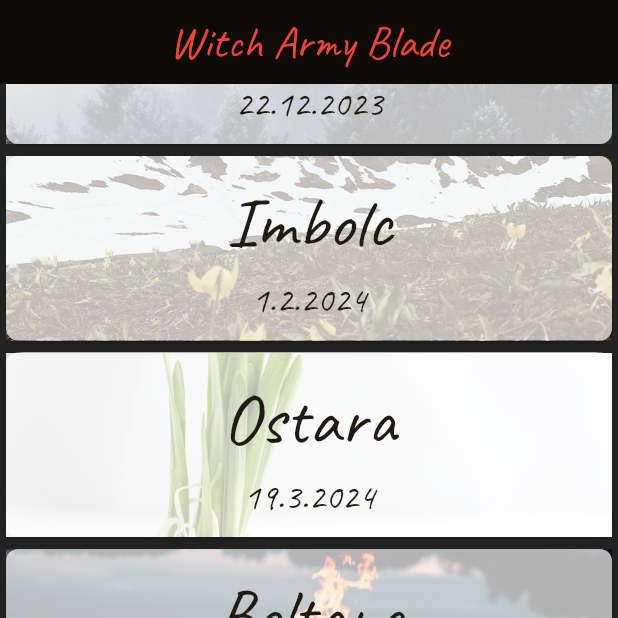
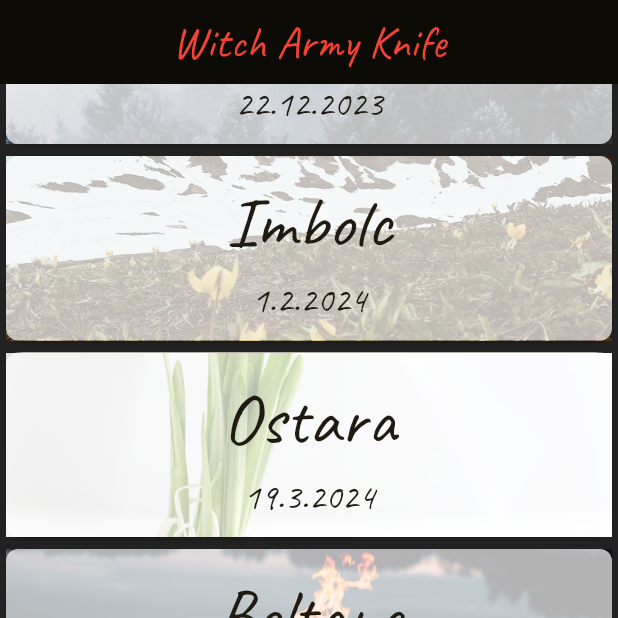
Before and after one commit to Celssi/wheel-of-the-year, a Flutter app: the screen it shows after launch, item 2 of the bottom bar chosen, scrolled down 349 dp, on a phone screen of 412 x 824 dp, the top half of it. Run offline on Flutter 3.47's test engine with Material 2 defaults, Android fonts, the light colour scheme and no system bars; our stand-ins replace flutter_mobx, freezed_annotation, mobx; generated files the repository leaves out were written again; Roboto replaces fonts that are missing (roboto).

Commit message:
Rename project

```diff
--- a/lib/api/text_api.dart
+++ b/lib/api/text_api.dart
@@ -2,7 +2,7 @@ import 'dart:convert';
 
 import 'package:flutter/material.dart';
 import 'package:http/http.dart' as http;
-import 'package:witch_army_blade/models/sabbat_text.dart';
+import 'package:witch_army_knife/models/sabbat_text.dart';
 
 class TextApi {
   Future<SabbatText> getText(String name) async {
--- a/lib/main.dart
+++ b/lib/main.dart
@@ -1,8 +1,8 @@
 import 'package:flutter/material.dart';
-import 'package:witch_army_blade/api/text_api.dart';
-import 'package:witch_army_blade/pages/home.dart';
-import 'package:witch_army_blade/stores/navigation_store.dart';
-import 'package:witch_army_blade/stores/sabbat_store.dart';
+import 'package:witch_army_knife/api/text_api.dart';
+import 'package:witch_army_knife/pages/home.dart';
+import 'package:witch_army_knife/stores/navigation_store.dart';
+import 'package:witch_army_knife/stores/sabbat_store.dart';
 
 final NavigationStore navigationStore = NavigationStore();
 final SabbatStore sabbatStore = SabbatStore();
@@ -43,7 +43,7 @@ class _MyAppState extends State<MyApp> {
   @override
   Widget build(BuildContext context) {
     return MaterialApp(
-        title: 'Witch Army Blade',
+        title: 'Witch Army Knife',
         theme: ThemeData(
           colorScheme: ColorScheme.fromSeed(seedColor: Colors.amber),
           useMaterial3: true,
--- a/lib/moon_phase/moon_painter.dart
+++ b/lib/moon_phase/moon_painter.dart
@@ -1,7 +1,7 @@
 import 'dart:math';
 
 import 'package:flutter/material.dart';
-import 'package:witch_army_blade/moon_phase/moon_phase.dart';
+import 'package:witch_army_knife/moon_phase/moon_phase.dart';
 
 class MoonPainter extends CustomPainter {
   MoonPainter({required this.moonWidget});
--- a/lib/moon_phase/moon_widget.dart
+++ b/lib/moon_phase/moon_widget.dart
@@ -1,5 +1,5 @@
 import 'package:flutter/material.dart';
-import 'package:witch_army_blade/moon_phase/moon_painter.dart';
+import 'package:witch_army_knife/moon_phase/moon_painter.dart';
 
 class MoonWidget extends StatelessWidget {
   const MoonWidget({
--- a/lib/pages/home.dart
+++ b/lib/pages/home.dart
@@ -1,9 +1,9 @@
 import 'package:flutter/material.dart';
 import 'package:flutter_mobx/flutter_mobx.dart';
-import 'package:witch_army_blade/main.dart';
-import 'package:witch_army_blade/widgets/home/home_display.dart';
-import 'package:witch_army_blade/widgets/navigation/bottom_navigation.dart';
-import 'package:witch_army_blade/widgets/sabbat_list/sabbat_list.dart';
+import 'package:witch_army_knife/main.dart';
+import 'package:witch_army_knife/widgets/home/home_display.dart';
+import 'package:witch_army_knife/widgets/navigation/bottom_navigation.dart';
+import 'package:witch_army_knife/widgets/sabbat_list/sabbat_list.dart';
 
 class HomePage extends StatelessWidget {
   const HomePage({super.key});
@@ -15,7 +15,7 @@ class HomePage extends StatelessWidget {
         appBar: AppBar(
           centerTitle: true,
           backgroundColor: Colors.black87,
-          title: const Text('Witch Army Blade',
+          title: const Text('Witch Army Knife',
               style: TextStyle(color: Colors.red, fontSize: 30)),
         ),
         body: Observer(
--- a/lib/pages/sabbat_single.dart
+++ b/lib/pages/sabbat_single.dart
@@ -1,8 +1,8 @@
 import 'package:flutter/material.dart';
 import 'package:flutter_mobx/flutter_mobx.dart';
-import 'package:witch_army_blade/main.dart';
-import 'package:witch_army_blade/models/sabbat.dart';
-import 'package:witch_army_blade/widgets/others/spinner.dart';
+import 'package:witch_army_knife/main.dart';
+import 'package:witch_army_knife/models/sabbat.dart';
+import 'package:witch_army_knife/widgets/others/spinner.dart';
 
 class SabbatSingle extends StatefulWidget {
   const SabbatSingle({
@@ -33,7 +33,7 @@ class _SabbatSingleState extends State<SabbatSingle> {
         iconTheme: const IconThemeData(
           color: Colors.red,
         ),
-        title: const Text('Witch Army Blade',
+        title: const Text('Witch Army Knife',
             style: TextStyle(color: Colors.red, fontSize: 30)),
       ),
       body: Hero(
--- a/lib/widgets/home/home_display.dart
+++ b/lib/widgets/home/home_display.dart
@@ -1,8 +1,8 @@
 import 'package:flutter/material.dart';
 import 'package:flutter_mobx/flutter_mobx.dart';
-import 'package:witch_army_blade/main.dart';
-import 'package:witch_army_blade/widgets/home/moon_card.dart';
-import 'package:witch_army_blade/widgets/home/sabbat_card.dart';
+import 'package:witch_army_knife/main.dart';
+import 'package:witch_army_knife/widgets/home/moon_card.dart';
+import 'package:witch_army_knife/widgets/home/sabbat_card.dart';
 
 class HomeDisplay extends StatelessWidget {
   const HomeDisplay({super.key});
--- a/lib/widgets/home/moon_card.dart
+++ b/lib/widgets/home/moon_card.dart
@@ -1,6 +1,6 @@
 import 'package:flutter/material.dart';
-import 'package:witch_army_blade/helpers/moon_phase_calculator.dart';
-import 'package:witch_army_blade/moon_phase/moon_widget.dart';
+import 'package:witch_army_knife/helpers/moon_phase_calculator.dart';
+import 'package:witch_army_knife/moon_phase/moon_widget.dart';
 
 class MoonCard extends StatelessWidget {
   const MoonCard({super.key});
--- a/lib/widgets/home/sabbat_card.dart
+++ b/lib/widgets/home/sabbat_card.dart
@@ -1,5 +1,5 @@
 import 'package:flutter/material.dart';
-import 'package:witch_army_blade/main.dart';
+import 'package:witch_army_knife/main.dart';
 
 class SabbatCard extends StatelessWidget {
   const SabbatCard({super.key});
--- a/lib/widgets/navigation/bottom_navigation.dart
+++ b/lib/widgets/navigation/bottom_navigation.dart
@@ -1,6 +1,6 @@
 import 'package:flutter/material.dart';
 import 'package:flutter_mobx/flutter_mobx.dart';
-import 'package:witch_army_blade/main.dart';
+import 'package:witch_army_knife/main.dart';
 
 class BottomNavigation extends StatelessWidget {
   const BottomNavigation({super.key});
--- a/lib/widgets/sabbat_list/sabbat_list.dart
+++ b/lib/widgets/sabbat_list/sabbat_list.dart
@@ -1,7 +1,7 @@
 import 'package:flutter/material.dart';
 import 'package:flutter_mobx/flutter_mobx.dart';
-import 'package:witch_army_blade/main.dart';
-import 'package:witch_army_blade/widgets/sabbat_list/sabbat_list_item.dart';
+import 'package:witch_army_knife/main.dart';
+import 'package:witch_army_knife/widgets/sabbat_list/sabbat_list_item.dart';
 
 class SabbatList extends StatelessWidget {
   const SabbatList({super.key});
--- a/lib/widgets/sabbat_list/sabbat_list_item.dart
+++ b/lib/widgets/sabbat_list/sabbat_list_item.dart
@@ -1,6 +1,6 @@
 import 'package:flutter/material.dart';
-import 'package:witch_army_blade/models/sabbat.dart';
-import 'package:witch_army_blade/pages/sabbat_single.dart';
+import 'package:witch_army_knife/models/sabbat.dart';
+import 'package:witch_army_knife/pages/sabbat_single.dart';
 
 class SabbatListItem extends StatelessWidget {
   const SabbatListItem({
--- a/pubspec.yaml
+++ b/pubspec.yaml
@@ -1,5 +1,5 @@
-name: witch_army_blade
-description: Witch Army Blade
+name: witch_army_knife
+description: Witch Army Knife
 # The following line prevents the package from being accidentally published to
 # pub.dev using `flutter pub publish`. This is preferred for private packages.
 publish_to: 'none' # Remove this line if you wish to publish to pub.dev
```
Also changed, not shown: lib/stores/sabbat_store.dart (+4 -4 lines), lib/stores/sabbat_store.g.dart, 4 other files.
